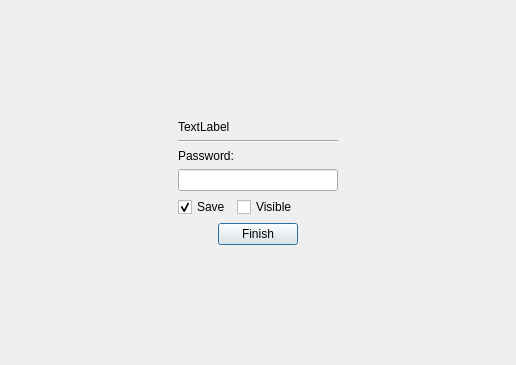
Old version of the form woterm/qwopasswordinput.ui in the repository aoyiduo/woterm.
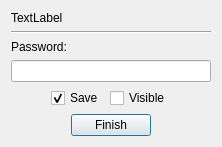
New version of the form.

The edit to the form file:
```diff
--- a/woterm/qwopasswordinput.ui
+++ b/woterm/qwopasswordinput.ui
@@ -6,8 +6,8 @@
    <rect>
     <x>0</x>
     <y>0</y>
-    <width>516</width>
-    <height>365</height>
+    <width>220</width>
+    <height>144</height>
    </rect>
   </property>
   <property name="sizePolicy">
@@ -19,50 +19,7 @@
   <property name="windowTitle">
    <string>Form</string>
   </property>
-  <layout class="QHBoxLayout" name="horizontalLayout">
-   <item>
-    <spacer name="horizontalSpacer_5">
-     <property name="orientation">
-      <enum>Qt::Horizontal</enum>
-     </property>
-     <property name="sizeHint" stdset="0">
-      <size>
-       <width>40</width>
-       <height>20</height>
-      </size>
-     </property>
-    </spacer>
-   </item>
-   <item>
-    <layout class="QVBoxLayout" name="verticalLayout">
-     <item>
-      <spacer name="verticalSpacer">
-       <property name="orientation">
-        <enum>Qt::Vertical</enum>
-       </property>
-       <property name="sizeHint" stdset="0">
-        <size>
-         <width>20</width>
-         <height>40</height>
-        </size>
-       </property>
-      </spacer>
-     </item>
-     <item>
-      <widget class="QWidget" name="inputArea" native="true">
-       <property name="sizePolicy">
-        <sizepolicy hsizetype="Fixed" vsizetype="Fixed">
-         <horstretch>0</horstretch>
-         <verstretch>0</verstretch>
-        </sizepolicy>
-       </property>
-       <property name="autoFillBackground">
-        <bool>false</bool>
-       </property>
-       <property name="styleSheet">
-        <string notr="true"/>
-       </property>
-       <layout class="QHBoxLayout" name="horizontalLayout_4">
+  <layout class="QVBoxLayout" name="verticalLayout_2">
         <item>
          <layout class="QVBoxLayout" name="verticalLayout_3">
           <item>
@@ -74,6 +31,12 @@
           </item>
           <item>
            <widget class="Line" name="line">
+       <property name="minimumSize">
+        <size>
+         <width>200</width>
+         <height>0</height>
+        </size>
+       </property>
             <property name="orientation">
              <enum>Qt::Horizontal</enum>
             </property>
@@ -91,6 +54,19 @@
           </item>
           <item>
            <layout class="QHBoxLayout" name="horizontalLayout_3">
+       <item>
+        <spacer name="horizontalSpacer_4">
+         <property name="orientation">
+          <enum>Qt::Horizontal</enum>
+         </property>
+         <property name="sizeHint" stdset="0">
+          <size>
+           <width>40</width>
+           <height>20</height>
+          </size>
+         </property>
+        </spacer>
+       </item>
             <item>
              <widget class="QCheckBox" name="save">
               <property name="text">
@@ -167,37 +143,6 @@
            </layout>
           </item>
          </layout>
-        </item>
-       </layout>
-      </widget>
-     </item>
-     <item>
-      <spacer name="verticalSpacer_2">
-       <property name="orientation">
-        <enum>Qt::Vertical</enum>
-       </property>
-       <property name="sizeHint" stdset="0">
-        <size>
-         <width>20</width>
-         <height>40</height>
-        </size>
-       </property>
-      </spacer>
-     </item>
-    </layout>
-   </item>
-   <item>
-    <spacer name="horizontalSpacer_4">
-     <property name="orientation">
-      <enum>Qt::Horizontal</enum>
-     </property>
-     <property name="sizeHint" stdset="0">
-      <size>
-       <width>40</width>
-       <height>20</height>
-      </size>
-     </property>
-    </spacer>
    </item>
   </layout>
  </widget>
```
Lines whose indentation alone changed are shown as unchanged.
